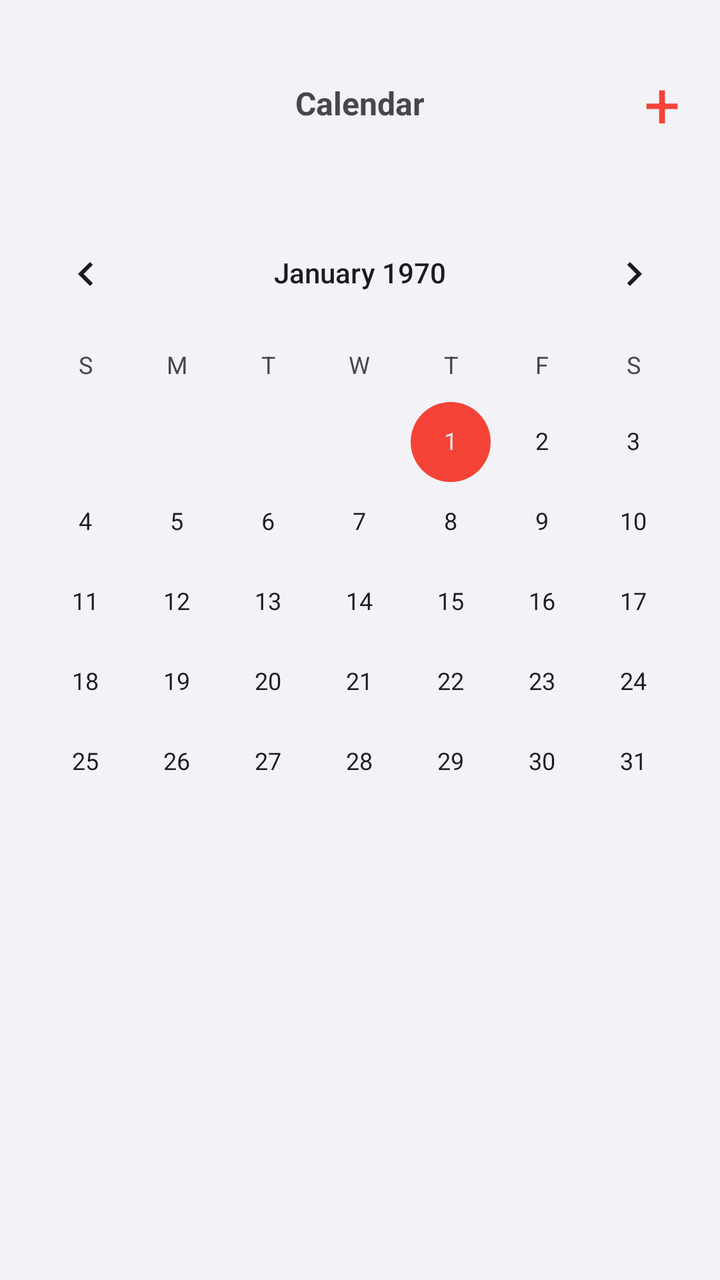
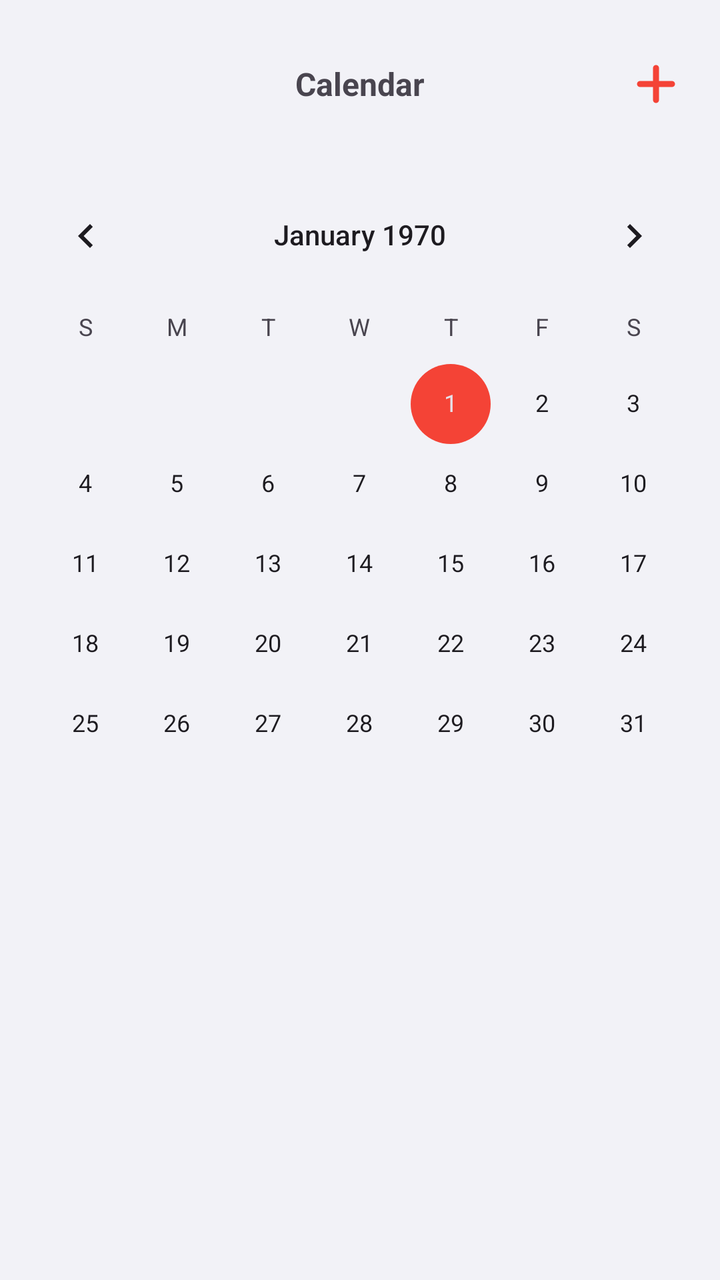

The first picture is an Android layout as it rendered before a commit; the second is the same layout after the commit. The layout source and the unified diff follow.
<!-- AndroidManifest.xml: application theme Theme.ExActHealth -->
<!-- res/layout/activity_calendar.xml -->
<?xml version="1.0" encoding="utf-8"?>
<RelativeLayout xmlns:android="http://schemas.android.com/apk/res/android"
    android:layout_width="match_parent"
    android:layout_height="match_parent"
    android:background="@color/light_gray">

    <RelativeLayout
        android:id="@+id/calendar_toolbar_layout"
        android:layout_width="wrap_content"
        android:layout_height="wrap_content"
        android:layout_alignParentStart="true"
        android:layout_alignParentEnd="true"
        android:layout_marginStart="20dp"
        android:layout_marginTop="30dp"
        android:layout_marginEnd="20dp">

        <TextView
            android:id="@+id/add_food_details_icon"
            android:layout_width="wrap_content"
            android:layout_height="wrap_content"
            android:layout_alignParentEnd="true"
            android:layout_marginStart="5dp"
            android:clickable="true"
            android:focusable="true"
            android:gravity="center"
            android:text="+"
            android:textColor="@color/red"
            android:textSize="32sp">
        </TextView>

        <TextView
            android:id="@+id/calendar_text_view"
            android:layout_width="wrap_content"
            android:layout_height="wrap_content"
            android:layout_centerInParent="true"
            android:text="Calendar"
            android:textSize="16sp"
            android:textStyle="bold">
        </TextView>

    </RelativeLayout>

    <CalendarView
        android:id="@+id/calendar_widget"
        android:layout_width="match_parent"
        android:layout_height="wrap_content"
        android:layout_below="@id/calendar_toolbar_layout"
        android:layout_marginTop="30dp"
        android:background="@color/light_gray"
        android:theme="@style/DialogTheme">
    </CalendarView>

    <ListView
        android:id="@+id/calendar_food_list"
        android:layout_width="match_parent"
        android:layout_height="wrap_content"
        android:layout_below="@id/calendar_widget"
        android:layout_marginStart="20dp"
        android:layout_marginEnd="20dp"
        android:layout_marginBottom="30dp"
        android:background="@color/light_gray"
        android:divider="@color/light_gray"
        android:dividerHeight="10dp"
        android:visibility="invisible" />

</RelativeLayout>
<!-- resources referenced by this layout -->
<resources>
  <color name="light_gray">#F2F2F7</color>
  <color name="red">#F44336</color>
  <style name="DialogTheme" parent="Theme.Material3.DayNight.Dialog">
          <item name="colorAccent">@color/red</item>
          <item name="colorOnPrimary">@color/red</item>
          <item name="colorControlActivated">@color/red</item>
      </style>
  <style name="Theme.ExActHealth" parent="Base.Theme.ExActHealth" />
  <style name="Base.Theme.ExActHealth" parent="Theme.Material3.DayNight.NoActionBar">
          
           <item name="colorPrimary">@color/red</item>
      </style>
</resources>

<!-- the commit's change to res/layout/activity_calendar.xml (unified diff, before → after) -->
@@ -14,19 +14,16 @@
         android:layout_marginTop="30dp"
         android:layout_marginEnd="20dp">
 
-        <TextView
+        <ImageView
             android:id="@+id/add_food_details_icon"
             android:layout_width="wrap_content"
             android:layout_height="wrap_content"
             android:layout_alignParentEnd="true"
-            android:layout_marginStart="5dp"
             android:clickable="true"
             android:focusable="true"
-            android:gravity="center"
-            android:text="+"
-            android:textColor="@color/red"
-            android:textSize="32sp">
-        </TextView>
+            android:background="@drawable/plus_button"
+            android:gravity="center">
+        </ImageView>
 
         <TextView
             android:id="@+id/calendar_text_view"
<!-- resource entries referenced after the edit -->
@@ -1,13 +1,27 @@
 <!-- resources referenced by this layout -->
 <resources>
   <color name="light_gray">#F2F2F7</color>
-  <color name="red">#F44336</color>
+  <!-- drawable plus_button (drawable) -->
+  <vector xmlns:android="http://schemas.android.com/apk/res/android"
+      android:width="24dp"
+      android:height="24dp"
+      android:viewportWidth="24"
+      android:viewportHeight="24">
+    <path
+        android:pathData="M4,12H20M12,4V20"
+        android:strokeLineJoin="round"
+        android:strokeWidth="3"
+        android:fillColor="#00000000"
+        android:strokeColor="#F44336"
+        android:strokeLineCap="round"/>
+  </vector>
   <style name="DialogTheme" parent="Theme.Material3.DayNight.Dialog">
           <item name="colorAccent">@color/red</item>
           <item name="colorOnPrimary">@color/red</item>
           <item name="colorControlActivated">@color/red</item>
       </style>
   <style name="Theme.ExActHealth" parent="Base.Theme.ExActHealth" />
+  <color name="red">#F44336</color>
   <style name="Base.Theme.ExActHealth" parent="Theme.Material3.DayNight.NoActionBar">
           
            <item name="colorPrimary">@color/red</item>
